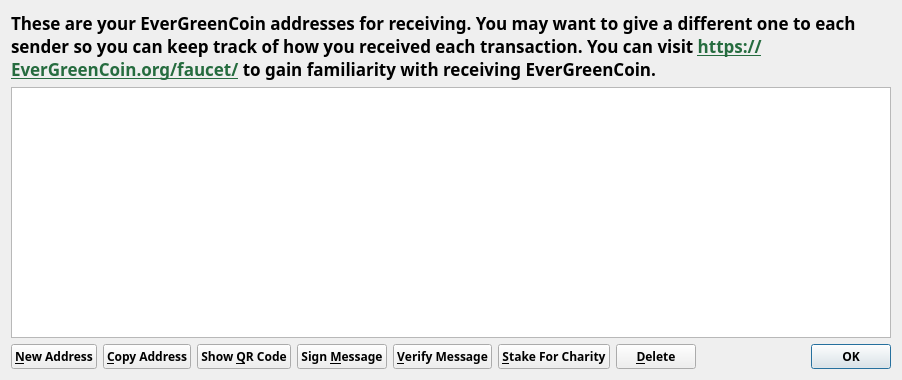
The window that src/qt/forms/addressbookpage.ui (m1ari/EverGreenCoin) describes before a commit, drawn with Qt 5.
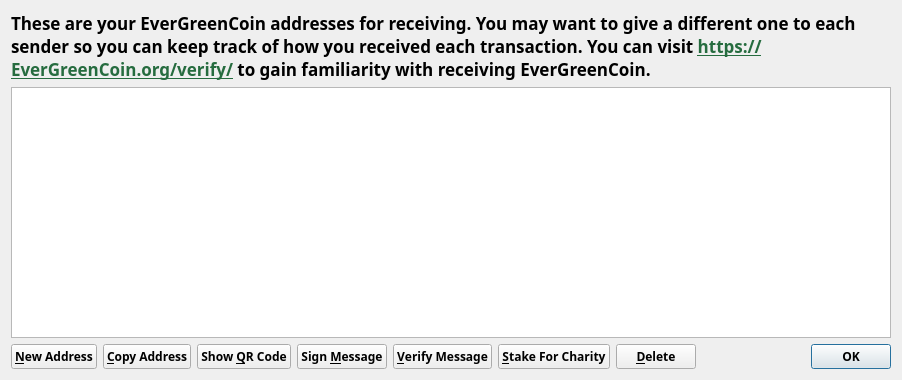
The same window after the commit. Icons and pictures are not drawn.

Commit message: use the verify wording rather than faucet

Diff of the .ui file:
```diff
--- a/src/qt/forms/addressbookpage.ui
+++ b/src/qt/forms/addressbookpage.ui
@@ -26,7 +26,7 @@
       </font>
      </property>
      <property name="text">
-      <string>&lt;html&gt;&lt;head/&gt;&lt;body&gt;&lt;p&gt;These are your EverGreenCoin addresses for receiving. You may want to give a different one to each sender so you can keep track of how you received each transaction. You can visit &lt;a href=&quot;https://EverGreenCoin.org/faucet/&quot;&gt;&lt;span style=&quot; text-decoration: underline; color:#266c3f;&quot;&gt;https://EverGreenCoin.org/faucet/&lt;/span&gt;&lt;/a&gt; to gain familiarity with receiving EverGreenCoin.&lt;/p&gt;&lt;/body&gt;&lt;/html&gt;</string>
+      <string>&lt;html&gt;&lt;head/&gt;&lt;body&gt;&lt;p&gt;These are your EverGreenCoin addresses for receiving. You may want to give a different one to each sender so you can keep track of how you received each transaction. You can visit &lt;a href=&quot;https://EverGreenCoin.org/verify/&quot;&gt;&lt;span style=&quot; text-decoration: underline; color:#266c3f;&quot;&gt;https://EverGreenCoin.org/verify/&lt;/span&gt;&lt;/a&gt; to gain familiarity with receiving EverGreenCoin.&lt;/p&gt;&lt;/body&gt;&lt;/html&gt;</string>
      </property>
      <property name="textFormat">
       <enum>Qt::RichText</enum>
```
